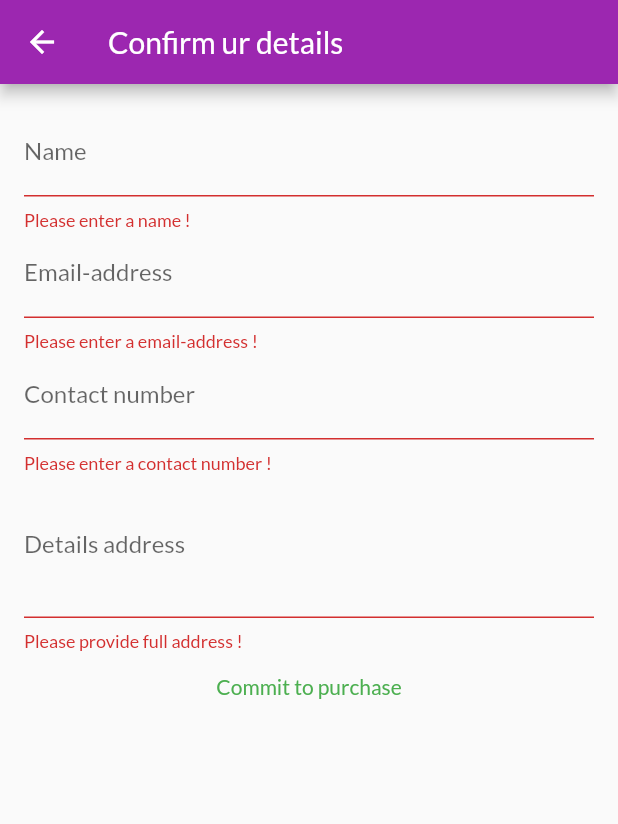
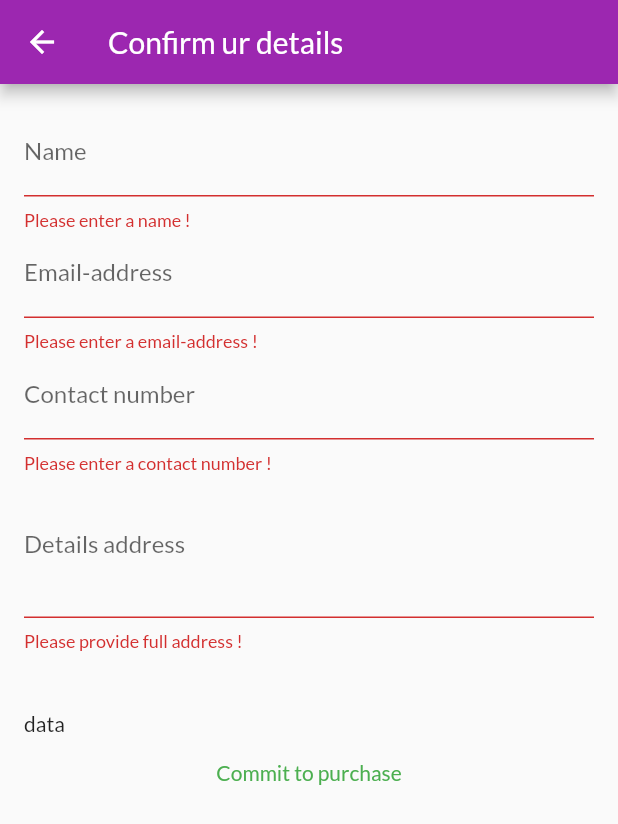
Before and after one commit to jbjason/Shop_App, a Flutter app: the OrderDetailsScreen screen opened by its route, after a tap on "Commit to purchase", on a phone screen of 412 x 824 dp. Shown: the top 824 px of the screen. Run offline on Flutter 3.47's test engine with Material 2 defaults, Android fonts, the phone set to English and light mode, and no system bars; our stand-ins replace shared_preferences, smooth_star_rating; accounts and stored records are empty.

```diff
--- a/lib/providers/products.dart
+++ b/lib/providers/products.dart
@@ -45,7 +45,7 @@ class Products with ChangeNotifier {
     //       'https://static01.nyt.com/images/2011/01/26/business/pan2/pan2-blog480.jpg',
     // ),
   ];
-  //Getter method in flutter
+
   List<Product> get items {
     return [..._items];
   }
--- a/lib/screens/orderDetailsScreen.dart
+++ b/lib/screens/orderDetailsScreen.dart
@@ -1,5 +1,6 @@
 import 'package:Shop_App/providers/cart.dart';
 import 'package:Shop_App/providers/orders.dart';
+import 'package:Shop_App/screens/products_overview_screen.dart';
 import 'package:flutter/material.dart';
 import 'package:provider/provider.dart';
 
@@ -49,10 +50,14 @@ class _OrderDetailsScreenState extends State<OrderDetailsScreen> {
       cart.items.values.toList(),
       cart.totalAmount,
     );
+    await Provider.of<Orders>(context, listen: false)
+        .addBonusPoint(cart.totalAmount)
+        .then((value) => cart.clear());
     setState(() {
       _isLoading = false;
     });
-    cart.clear();
+
+    Navigator.of(context).pop();
   }
 
   @override
@@ -146,12 +151,17 @@ class _OrderDetailsScreenState extends State<OrderDetailsScreen> {
                     _info['details'] = value;
                   },
                 ),
-
+                Container(
+                  margin: EdgeInsets.only(top: 40),
+                  child: Text('data'),
+                ),
                 FlatButton(
                   onPressed: submit,
-                  child: Text(_isLoading
-                      ? CircularProgressIndicator()
-                      : 'Commit to purchase'),
+                  child: _isLoading
+                      ? CircularProgressIndicator(
+                          backgroundColor: Colors.pink,
+                        )
+                      : Text('Commit to purchase'),
                   textColor: Colors.green,
                 ),
               ],
--- a/lib/screens/products_overview_screen.dart
+++ b/lib/screens/products_overview_screen.dart
@@ -44,7 +44,6 @@ class _ProductsOverviewScreenState extends State<ProductsOverviewScreen> {
         child: AppBar(
           backgroundColor: Color(0xFFC8E6C9),
           centerTitle: true,
-          //leading: IconButton(icon: Icon(Icons.menu), onPressed: () {}),
           title: Row(
             children: [
               Text(
@@ -103,9 +102,7 @@ class _ProductsOverviewScreenState extends State<ProductsOverviewScreen> {
           ? Center(
               child: CircularProgressIndicator(),
             )
-          :
-          //  AppDrawer(),
-          ProductsGrid(_showOnlyFavorites),
+          : ProductsGrid(_showOnlyFavorites),
     );
   }
 }
```
Also changed, not shown: lib/providers/orders.dart (+17 -0 lines), lib/screens/cart_screen.dart (+1 -6 lines), lib/widgets/cart_item.dart (+9 -10 lines), 1 other file.
